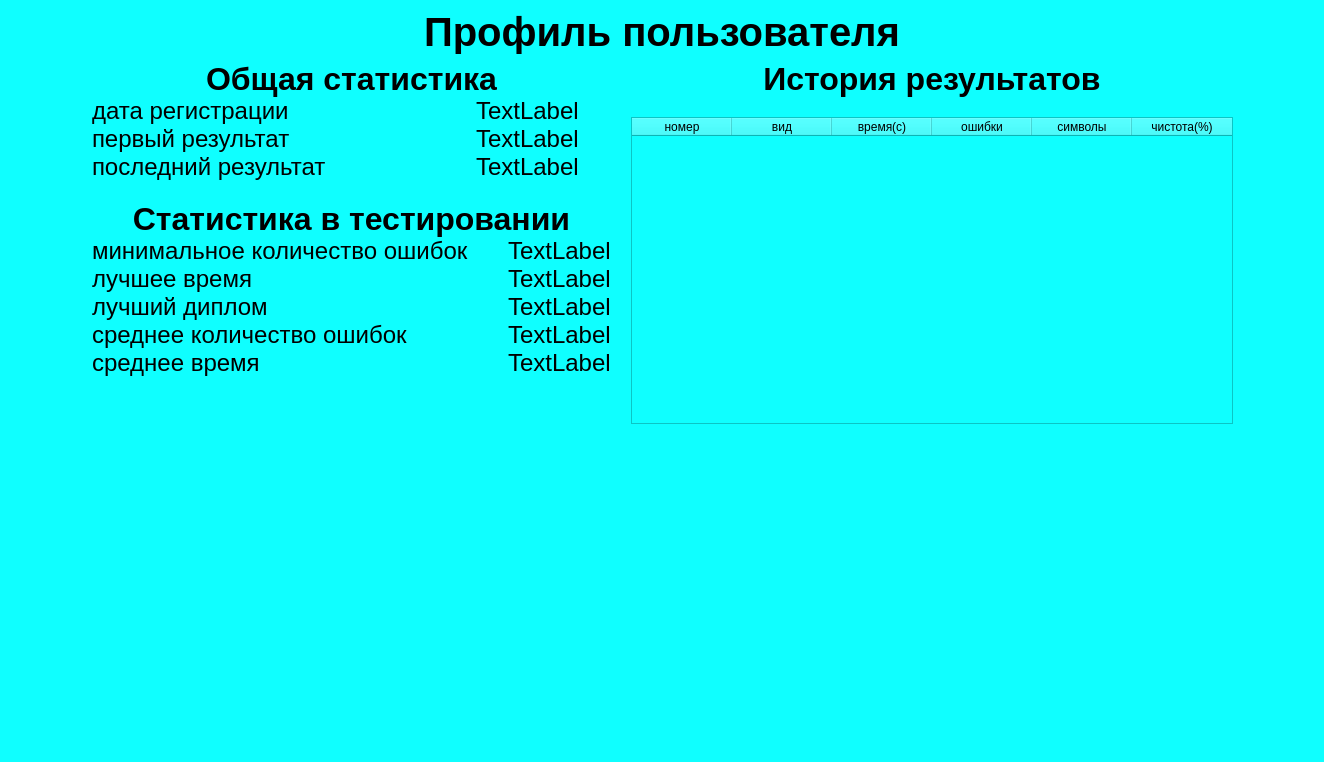
The window that qt_designer/profile.ui (Alpha-x-prog/keyboard) describes before a commit, drawn with Qt 5.
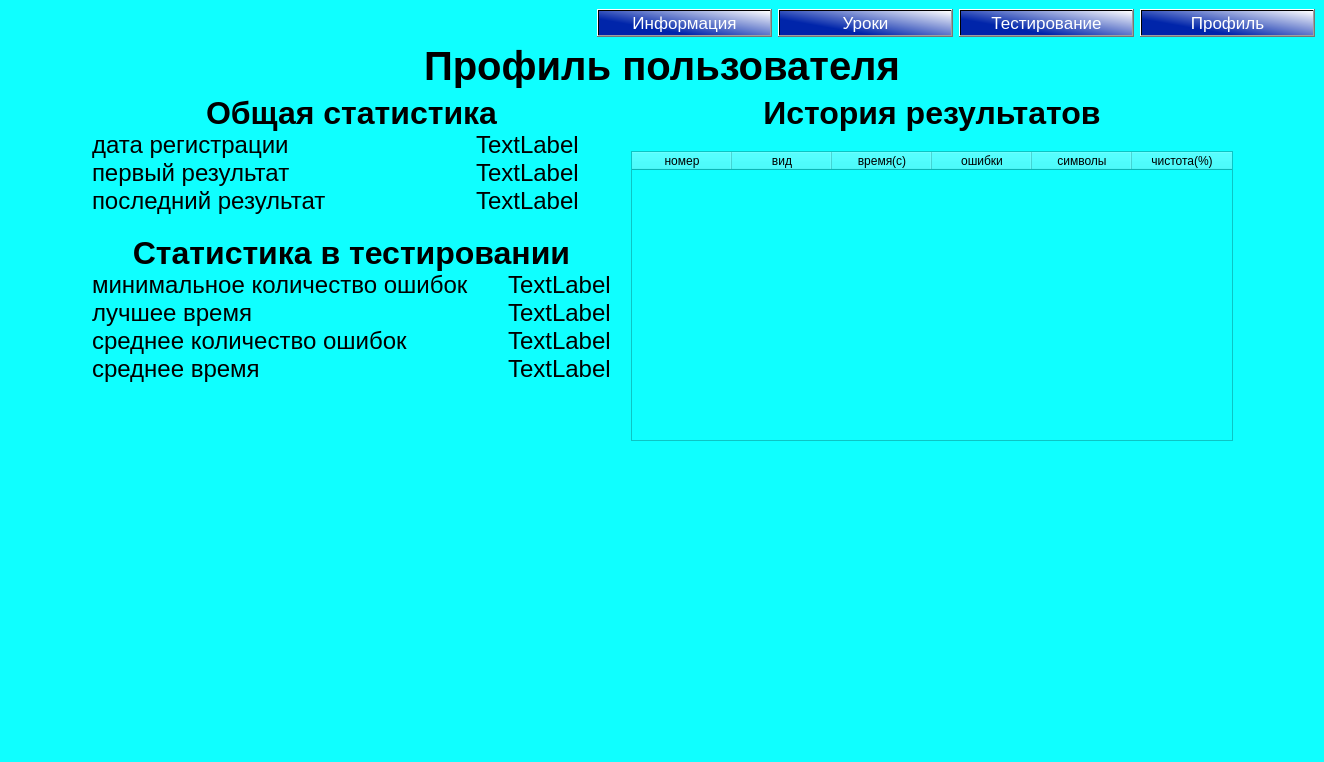
The same window after the commit.

```diff
--- a/qt_designer/profile.ui
+++ b/qt_designer/profile.ui
@@ -18,6 +18,162 @@
   </property>
   <widget class="QWidget" name="centralwidget">
    <layout class="QVBoxLayout" name="verticalLayout_5">
+    <item>
+     <layout class="QHBoxLayout" name="horizontalLayout_2">
+      <property name="sizeConstraint">
+       <enum>QLayout::SetDefaultConstraint</enum>
+      </property>
+      <item>
+       <spacer name="horizofdsntalSpacer">
+        <property name="orientation">
+         <enum>Qt::Horizontal</enum>
+        </property>
+        <property name="sizeHint" stdset="0">
+         <size>
+          <width>40</width>
+          <height>20</height>
+         </size>
+        </property>
+       </spacer>
+      </item>
+      <item>
+       <widget class="QPushButton" name="btn_informational">
+        <property name="sizePolicy">
+         <sizepolicy hsizetype="Fixed" vsizetype="Fixed">
+          <horstretch>0</horstretch>
+          <verstretch>0</verstretch>
+         </sizepolicy>
+        </property>
+        <property name="minimumSize">
+         <size>
+          <width>175</width>
+          <height>0</height>
+         </size>
+        </property>
+        <property name="maximumSize">
+         <size>
+          <width>200</width>
+          <height>32</height>
+         </size>
+        </property>
+        <property name="font">
+         <font>
+          <pointsize>13</pointsize>
+         </font>
+        </property>
+        <property name="styleSheet">
+         <string notr="true">background-color: qlineargradient(spread:pad, x1:0.045, y1:0.761364, x2:1, y2:0, stop:0.186441 rgba(0, 37, 170, 255), stop:1 rgba(255, 255, 255, 255));
+color: rgb(255, 255, 255);</string>
+        </property>
+        <property name="text">
+         <string>Информация</string>
+        </property>
+       </widget>
+      </item>
+      <item>
+       <widget class="QPushButton" name="btn_user_lessons">
+        <property name="sizePolicy">
+         <sizepolicy hsizetype="Fixed" vsizetype="Fixed">
+          <horstretch>0</horstretch>
+          <verstretch>0</verstretch>
+         </sizepolicy>
+        </property>
+        <property name="minimumSize">
+         <size>
+          <width>175</width>
+          <height>0</height>
+         </size>
+        </property>
+        <property name="maximumSize">
+         <size>
+          <width>200</width>
+          <height>32</height>
+         </size>
+        </property>
+        <property name="font">
+         <font>
+          <pointsize>13</pointsize>
+         </font>
+        </property>
+        <property name="styleSheet">
+         <string notr="true">background-color: qlineargradient(spread:pad, x1:0.045, y1:0.761364, x2:1, y2:0, stop:0.186441 rgba(0, 37, 170, 255), stop:1 rgba(255, 255, 255, 255));
+color: rgb(255, 255, 255);</string>
+        </property>
+        <property name="text">
+         <string>Уроки</string>
+        </property>
+       </widget>
+      </item>
+      <item>
+       <widget class="QPushButton" name="btn_testing">
+        <property name="sizePolicy">
+         <sizepolicy hsizetype="Fixed" vsizetype="Fixed">
+          <horstretch>0</horstretch>
+          <verstretch>0</verstretch>
+         </sizepolicy>
+        </property>
+        <property name="minimumSize">
+         <size>
+          <width>175</width>
+          <height>0</height>
+         </size>
+        </property>
+        <property name="maximumSize">
+         <size>
+          <width>200</width>
+          <height>32</height>
+         </size>
+        </property>
+        <property name="font">
+         <font>
+          <pointsize>13</pointsize>
+         </font>
+        </property>
+        <property name="styleSheet">
+         <string notr="true">background-color: qlineargradient(spread:pad, x1:0.045, y1:0.761364, x2:1, y2:0, stop:0.186441 rgba(0, 37, 170, 255), stop:1 rgba(255, 255, 255, 255));
+color: rgb(255, 255, 255);</string>
+        </property>
+        <property name="text">
+         <string>Тестирование</string>
+        </property>
+       </widget>
+      </item>
+      <item>
+       <widget class="QPushButton" name="btn_profile">
+        <property name="sizePolicy">
+         <sizepolicy hsizetype="Fixed" vsizetype="Fixed">
+          <horstretch>0</horstretch>
+          <verstretch>0</verstretch>
+         </sizepolicy>
+        </property>
+        <property name="minimumSize">
+         <size>
+          <width>175</width>
+          <height>0</height>
+         </size>
+        </property>
+        <property name="maximumSize">
+         <size>
+          <width>200</width>
+          <height>32</height>
+         </size>
+        </property>
+        <property name="font">
+         <font>
+          <pointsize>13</pointsize>
+         </font>
+        </property>
+        <property name="styleSheet">
+         <string notr="true">background-color: qlineargradient(spread:pad, x1:0.045, y1:0.761364, x2:1, y2:0, stop:0.186441 rgba(0, 37, 170, 255), stop:1 rgba(255, 255, 255, 255));
+color: rgb(255, 255, 255);</string>
+        </property>
+        <property name="text">
+         <string>Профиль</string>
+        </property>
+       </widget>
+      </item>
+     </layout>
+    </item>
     <item>
      <widget class="QLabel" name="label">
       <property name="font">
@@ -207,6 +363,18 @@
               </property>
              </widget>
             </item>
+            <item row="0" column="1">
+             <widget class="QLabel" name="label_16">
+              <property name="font">
+               <font>
+                <pointsize>18</pointsize>
+               </font>
+              </property>
+              <property name="text">
+               <string>TextLabel</string>
+              </property>
+             </widget>
+            </item>
             <item row="1" column="0">
              <widget class="QLabel" name="label_4">
               <property name="font">
@@ -219,19 +387,19 @@
               </property>
              </widget>
             </item>
+            <item row="1" column="1">
+             <widget class="QLabel" name="label_17">
+              <property name="font">
+               <font>
+                <pointsize>18</pointsize>
+               </font>
+              </property>
+              <property name="text">
+               <string>TextLabel</string>
+              </property>
+             </widget>
+            </item>
             <item row="2" column="0">
-             <widget class="QLabel" name="label_6">
-              <property name="font">
-               <font>
-                <pointsize>18</pointsize>
-               </font>
-              </property>
-              <property name="text">
-               <string>лучший диплом</string>
-              </property>
-             </widget>
-            </item>
-            <item row="3" column="0">
              <widget class="QLabel" name="label_11">
               <property name="font">
                <font>
@@ -243,7 +411,19 @@
               </property>
              </widget>
             </item>
-            <item row="4" column="0">
+            <item row="2" column="1">
+             <widget class="QLabel" name="label_19">
+              <property name="font">
+               <font>
+                <pointsize>18</pointsize>
+               </font>
+              </property>
+              <property name="text">
+               <string>TextLabel</string>
+              </property>
+             </widget>
+            </item>
+            <item row="3" column="0">
              <widget class="QLabel" name="label_12">
               <property name="font">
                <font>
@@ -255,55 +435,7 @@
               </property>
              </widget>
             </item>
-            <item row="0" column="1">
-             <widget class="QLabel" name="label_16">
-              <property name="font">
-               <font>
-                <pointsize>18</pointsize>
-               </font>
-              </property>
-              <property name="text">
-               <string>TextLabel</string>
-              </property>
-             </widget>
-            </item>
-            <item row="1" column="1">
-             <widget class="QLabel" name="label_17">
-              <property name="font">
-               <font>
-                <pointsize>18</pointsize>
-               </font>
-              </property>
-              <property name="text">
-               <string>TextLabel</string>
-              </property>
-             </widget>
-            </item>
-            <item row="2" column="1">
-             <widget class="QLabel" name="label_18">
-              <property name="font">
-               <font>
-                <pointsize>18</pointsize>
-               </font>
-              </property>
-              <property name="text">
-               <string>TextLabel</string>
-              </property>
-             </widget>
-            </item>
             <item row="3" column="1">
-             <widget class="QLabel" name="label_19">
-              <property name="font">
-               <font>
-                <pointsize>18</pointsize>
-               </font>
-              </property>
-              <property name="text">
-               <string>TextLabel</string>
-              </property>
-             </widget>
-            </item>
-            <item row="4" column="1">
              <widget class="QLabel" name="label_20">
               <property name="font">
                <font>
```
